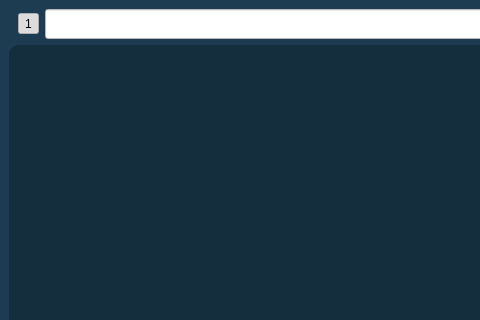
Above: ui/main.ui from RiaJ16/liai_concrete before the change; both pictures show x 0 to 480 and y 0 to 320 of the 795 by 459 pixel window. Below: the same form after it.
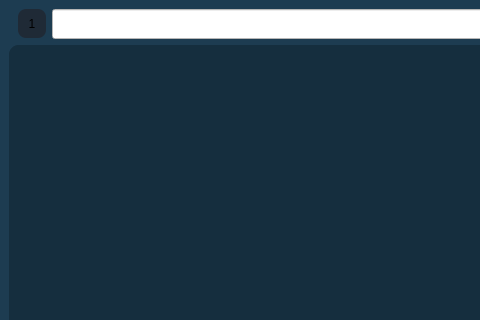
That is the form after the change. Icons and pictures are not drawn.

Diff of the .ui file:
```diff
--- a/ui/main.ui
+++ b/ui/main.ui
@@ -57,6 +57,18 @@
          </property>
          <item>
           <widget class="QToolButton" name="btn_grafico">
+           <property name="styleSheet">
+            <string notr="true">QToolButton {
+    background-color: #1f2a36;
+    border-radius: 8px;
+    padding: 6px;
+}
+
+QToolButton:hover {
+    background-color: #33475b;
+}
+</string>
+           </property>
            <property name="text">
             <string>1</string>
            </property>
```
